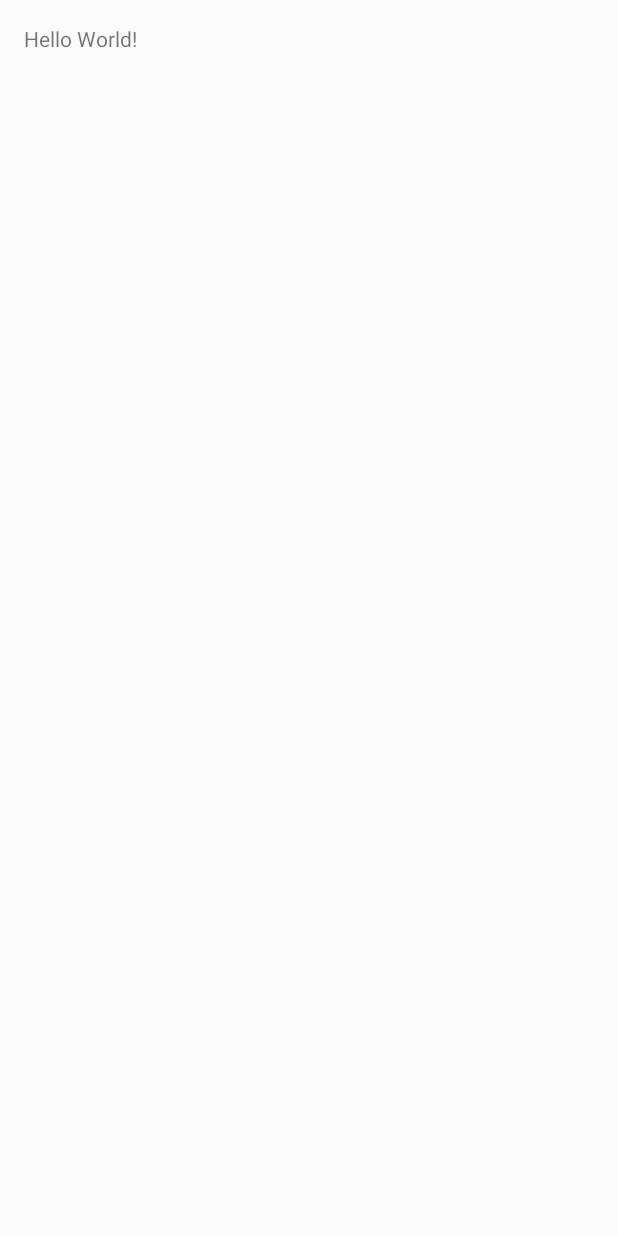
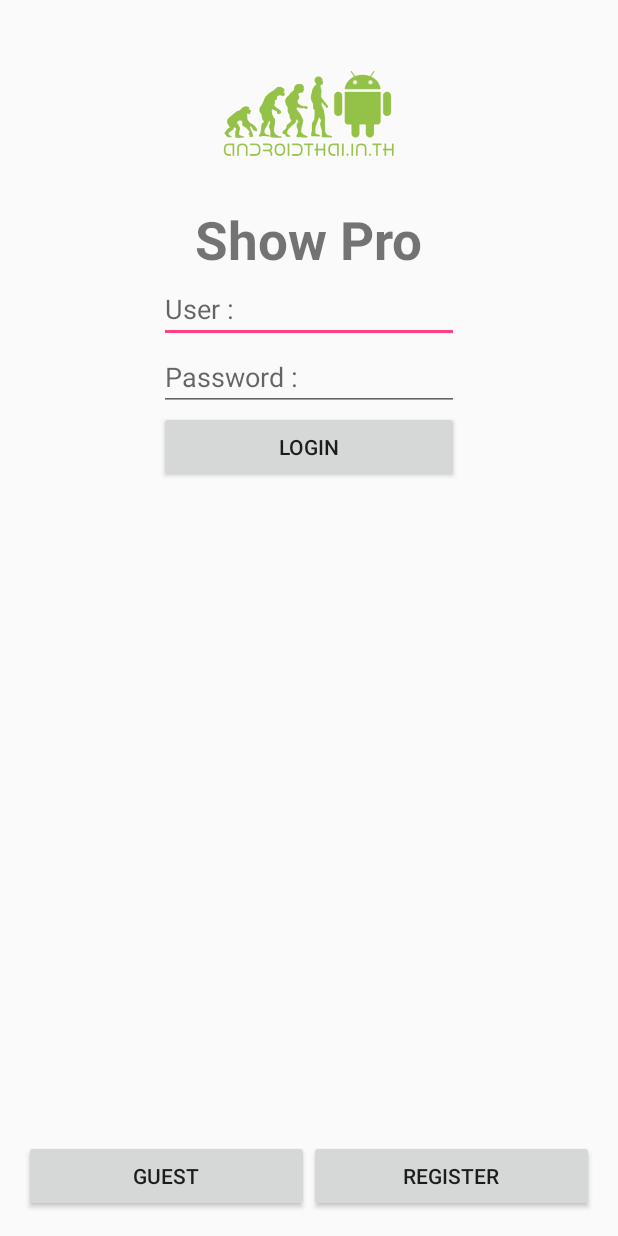
Before and after one commit to masterUNG/ShowPro, an Android app: the screen it shows after launch (MainActivity), on a phone screen of 412 x 824 dp. Before the commit the screen is almost empty. Run offline under Robolectric (Android 15) with nearby library versions, the phone set to English and light mode, and no system bars.

Commit message:
Design UI Main

```diff
--- a/app/src/main/res/layout/activity_main.xml
+++ b/app/src/main/res/layout/activity_main.xml
@@ -9,8 +9,67 @@
     android:paddingTop="@dimen/activity_vertical_margin"
     tools:context="appewtc.masterung.showpro.MainActivity">
 
-    <TextView
+    <LinearLayout
+        android:orientation="vertical"
         android:layout_width="wrap_content"
         android:layout_height="wrap_content"
-        android:text="Hello World!" />
+        android:layout_centerHorizontal="true">
+
+        <ImageView
+            android:layout_width="@dimen/icon"
+            android:layout_height="@dimen/icon"
+            android:id="@+id/imageView"
+            android:src="@drawable/logo300"
+            android:layout_gravity="center_horizontal" />
+
+        <TextView
+            android:layout_width="wrap_content"
+            android:layout_height="wrap_content"
+            android:text="@string/app_name"
+            android:id="@+id/textView"
+            android:textSize="@dimen/h1"
+            android:textStyle="bold"
+            android:layout_gravity="center_horizontal" />
+
+        <EditText
+            android:layout_width="match_parent"
+            android:layout_height="wrap_content"
+            android:id="@+id/editText"
+            android:hint="@string/user"
+            android:inputType="text" />
+
+        <EditText
+            android:layout_width="match_parent"
+            android:layout_height="wrap_content"
+            android:id="@+id/editText2"
+            android:hint="@string/pass"
+            android:inputType="textPassword" />
+
+        <Button
+            android:layout_width="200dp"
+            android:layout_height="wrap_content"
+            android:text="@string/login"
+            android:id="@+id/button" />
+    </LinearLayout>
+
+    <LinearLayout
+        android:orientation="horizontal"
+        android:layout_width="match_parent"
+        android:layout_height="wrap_content"
+        android:layout_alignParentBottom="true">
+
+        <Button
+            android:layout_width="0dp"
+            android:layout_height="wrap_content"
+            android:text="@string/guest"
+            android:id="@+id/button2"
+            android:layout_weight="1" />
+
+        <Button
+            android:layout_width="0dp"
+            android:layout_height="wrap_content"
+            android:text="@string/register"
+            android:id="@+id/button3"
+            android:layout_weight="1" />
+    </LinearLayout>
 </RelativeLayout>
--- a/app/src/main/res/values/dimens.xml
+++ b/app/src/main/res/values/dimens.xml
@@ -2,4 +2,9 @@
     <!-- Default screen margins, per the Android Design guidelines. -->
     <dimen name="activity_horizontal_margin">16dp</dimen>
     <dimen name="activity_vertical_margin">16dp</dimen>
+
+    <dimen name="icon">120dp</dimen>
+    <dimen name="h1">35sp</dimen>
+    <dimen name="h2">20sp</dimen>
+
 </resources>
--- a/app/src/main/res/values/strings.xml
+++ b/app/src/main/res/values/strings.xml
@@ -1,3 +1,10 @@
 <resources>
     <string name="app_name">Show Pro</string>
+
+    <string name="user">User :</string>
+    <string name="pass">Password :</string>
+    <string name="login">Login</string>
+    <string name="guest">Guest</string>
+    <string name="register">Register</string>
+
 </resources>
```
Also changed, not shown: app/src/main/res/drawable/logo300.png (added).
